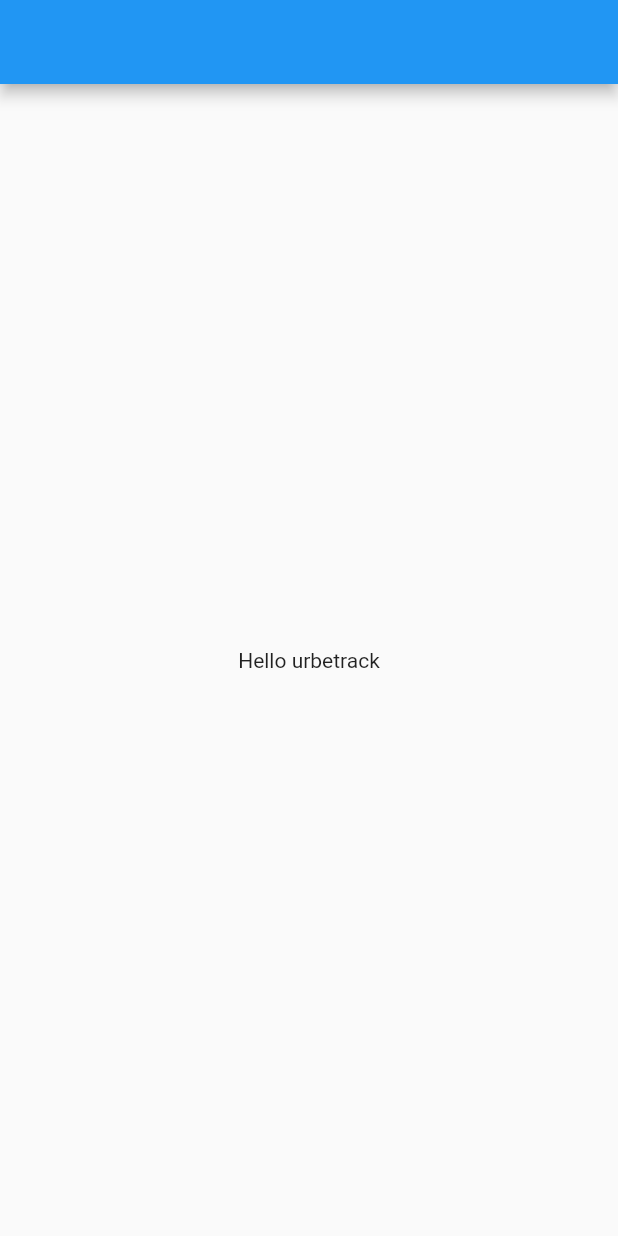
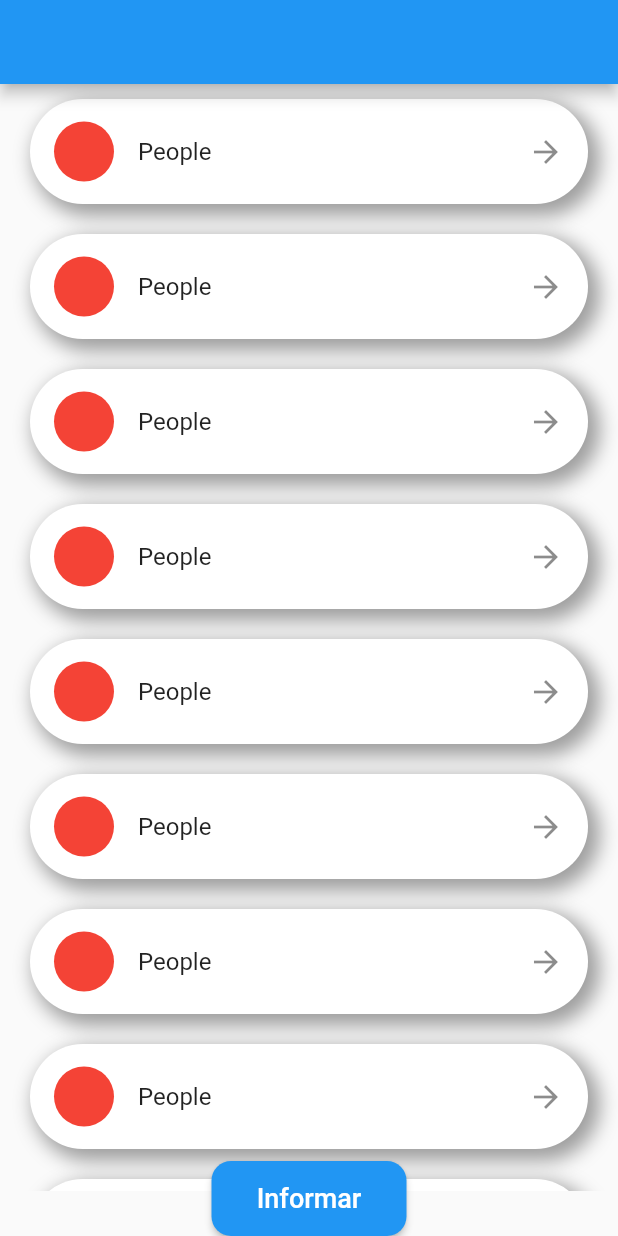
Before and after one commit to kloehz/urbetrack-challenge, a Flutter app: the screen it shows after launch, on a phone screen of 412 x 824 dp. Run offline on Flutter 3.47's test engine with Material 2 defaults, Android fonts, the phone set to English and light mode, and no system bars.

Commit message:
[ADD]Animated entrace widget

```diff
--- a/lib/pages/home_page.dart
+++ b/lib/pages/home_page.dart
@@ -1,4 +1,5 @@
 import 'package:flutter/material.dart';
+import 'package:urbetrack/widgets/entering_widget.dart';
 
 class HomePage extends StatelessWidget {
   const HomePage({ Key? key }) : super(key: key);
@@ -7,9 +8,67 @@ class HomePage extends StatelessWidget {
   Widget build(BuildContext context) {
     return Scaffold(
       appBar: AppBar(),
-      body: const Center(
-        child: Text('Hello urbetrack'),
+      floatingActionButtonLocation: FloatingActionButtonLocation.centerDocked,
+      floatingActionButton: ElevatedButton(
+        child: const Text('Informar', style: TextStyle(fontSize: 18),),
+        style: ButtonStyle(
+          minimumSize: MaterialStateProperty.all(const Size(130, 50)),
+          shape: MaterialStateProperty.all<RoundedRectangleBorder>(
+            RoundedRectangleBorder(
+              borderRadius: BorderRadius.circular(13.0),
+            ),
+          ),
+        ),
+        onPressed: (){},
+      ),
+      body: Center(
+        child: Padding(
+          padding: const EdgeInsets.only(bottom: 30.0),
+          child: ListView.builder(
+            itemCount: 20,
+            itemBuilder: (context, item) {
+              return const EnteringAnimation(
+                child: UserWiget(),
+                duration: Duration(milliseconds: 700)
+              );
+            },
+          ),
+        )
       ),
     );
   }
 }
+
+
+class UserWiget extends StatelessWidget {
+  const UserWiget({ Key? key }) : super(key: key);
+
+  @override
+  Widget build(BuildContext context) {
+    return Container(
+      margin: const EdgeInsets.symmetric(horizontal: 20, vertical: 10),
+      alignment: Alignment.center,
+      height: 70,
+      width: double.infinity,
+      decoration: const BoxDecoration(
+        borderRadius: BorderRadius.all(Radius.circular(40)),
+        color: Colors.white,
+        boxShadow: [
+          BoxShadow(
+            color: Colors.grey,
+            spreadRadius: 3,
+            blurRadius: 10,
+            offset: Offset(5,5)
+          )
+        ]
+      ),
+      child: const ListTile(
+        leading: CircleAvatar(
+          backgroundColor: Colors.red,
+        ),
+        title: Text('People'),
+        trailing: Icon(Icons.arrow_forward),
+      ),
+    );
+  }
+}
--- /dev/null
+++ b/lib/pages/pages.dart
@@ -0,0 +1 @@
+export 'package:urbetrack/pages/home_page.dart';
--- /dev/null
+++ b/lib/widgets/entering_widget.dart
@@ -0,0 +1,48 @@
+import 'package:flutter/material.dart';
+
+class EnteringAnimation extends StatefulWidget {
+  final Widget child;
+  final Duration duration;
+  const EnteringAnimation({ Key? key, required this.child, required this.duration }) : super(key: key);
+
+  @override
+  State<EnteringAnimation> createState() => _EnteringAnimationState();
+}
+
+class _EnteringAnimationState extends State<EnteringAnimation> with SingleTickerProviderStateMixin {
+
+  AnimationController? controller;
+  late Animation<double> animation;
+  late Animation<double> opacity;
+
+  @override
+  void dispose() {
+    controller!.dispose();
+    super.dispose();
+  }
+
+  @override
+  void initState() {
+    controller = AnimationController(duration: widget.duration, vsync: this);
+    animation = Tween<double>(begin: -100, end: 0).animate(CurvedAnimation(parent: controller!, curve: Curves.easeOut));
+    opacity = Tween<double>(begin: 0, end: 1).animate(CurvedAnimation(parent: controller!, curve: const Interval(0, 1)));
+    controller!.forward();
+    super.initState();
+  }
+
+  @override
+  Widget build(BuildContext context) {
+    return AnimatedBuilder(
+      animation: controller!,
+      builder: (BuildContext context, Widget? child) {
+        return Transform.translate(
+          offset: Offset(animation.value, 0),
+          child: Opacity(
+            opacity: opacity.value,
+            child: widget.child,
+          ),
+        );
+      }
+    );
+  }
+}
```
